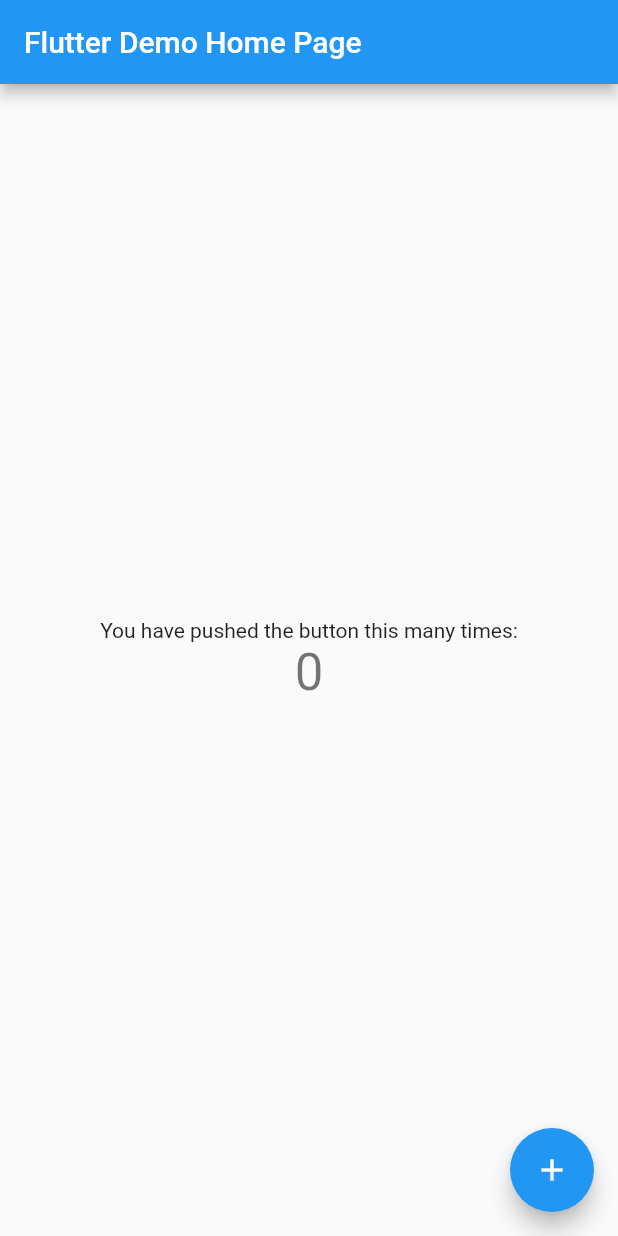
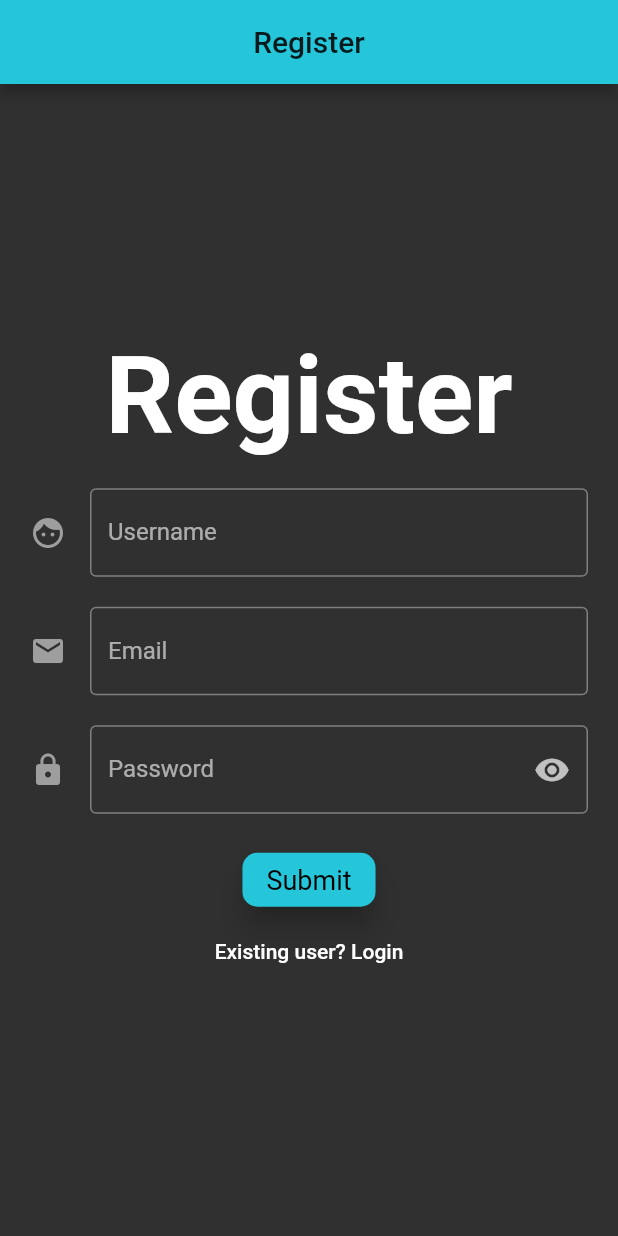
Before and after one commit to sleem2012/Flutter-E-commerce-Redux-stripe-strapi-, a Flutter app: the screen it shows after launch, on a phone screen of 412 x 824 dp. Run offline on Flutter 3.47's test engine with Material 2 defaults, Android fonts, the phone set to English and light mode, and no system bars.

Commit message:
add User Authentication with Register  Login Pages

```diff
--- /dev/null
+++ b/lib/Pages/register_page.dart
@@ -0,0 +1,157 @@
+import 'package:flutter/material.dart';
+
+class RegisterPage extends StatefulWidget {
+  @override
+  _RegisterPageState createState() => _RegisterPageState();
+}
+
+class _RegisterPageState extends State<RegisterPage> {
+  bool _obscureText=true;
+  final _formKey = GlobalKey<FormState>();
+  String _userName, _password, _email;
+
+  Widget _showTitle() {
+    return Text('Register', style: Theme
+        .of(context)
+        .textTheme
+        .headline);
+  }
+
+  Widget _showUserNameInput() {
+    return Padding(
+      padding: EdgeInsets.only(top: 20.0),
+      child: TextFormField(
+        onSaved: (val) => _userName = val,
+        validator: (val) => val.length < 6 ? 'UserName Too Short' : null,
+        decoration: InputDecoration(
+          border: OutlineInputBorder(),
+          labelText: 'Username',
+          hintText: 'Enter username ,min length 6',
+          icon: Icon(
+            Icons.face,
+            color: Colors.grey,
+          ),
+        ),
+      ),
+    );
+  }
+
+  Widget _showEmailInput() {
+    return Padding(
+      padding: EdgeInsets.only(top: 20.0),
+      child: TextFormField(
+        onSaved: (val) => _email = val,
+        validator: (val) => !val.contains('@') ? 'Invalid Email' : null,
+        decoration: InputDecoration(
+          border: OutlineInputBorder(),
+          labelText: 'Email',
+          hintText: 'Enter a valid email ',
+          icon: Icon(
+            Icons.mail,
+            color: Colors.grey,
+          ),
+        ),
+      ),
+    );
+  }
+
+  Widget _showPasswordInput() {
+    return Padding(
+      padding: EdgeInsets.only(top: 20.0),
+      child: TextFormField(
+        onSaved: (val) => _password = val,
+        validator: (val) => val.length < 6 ? 'Password Too Short' : null,
+        obscureText: _obscureText,
+        decoration: InputDecoration(
+          suffixIcon: GestureDetector(
+            child: Icon(
+              _obscureText? Icons.visibility:Icons.visibility_off,
+            ),
+            onTap: () {
+              setState(() => _obscureText = !_obscureText);
+            },
+          ),
+
+          border: OutlineInputBorder(),
+          labelText: 'Password',
+          hintText: 'Enter password',
+          icon: Icon(
+            Icons.lock,
+            color: Colors.grey,
+          ),
+        ),
+      ),
+    );
+  }
+
+  Widget _showFormActions() {
+    return Padding(
+      padding: EdgeInsets.only(top: 20.0),
+      child: Column(
+        children: [
+          RaisedButton(
+            child: Text(
+              'Submit',
+              style: Theme
+                  .of(context)
+                  .textTheme
+                  .body1
+                  .copyWith(color: Colors.black),
+            ),
+            elevation: 8.0,
+            shape: RoundedRectangleBorder(
+              borderRadius: BorderRadius.all(
+                Radius.circular(10.0),
+              ),
+            ),
+            color: Theme
+                .of(context)
+                .primaryColor,
+            onPressed: _submit,
+          ),
+          FlatButton(
+            child: Text('Existing user? Login'),
+            onPressed: () => Navigator.pushReplacementNamed(context, '/login'),
+          ),
+        ],
+      ),
+    );
+  }
+
+  _submit() {
+    final form = _formKey.currentState;
+    if (form.validate()) {
+      form.save();
+      print('Username: $_userName, Email: $_email, Password: $_password');
+    }
+  }
+
+  @override
+  Widget build(BuildContext context) {
+    return Scaffold(
+      appBar: AppBar(
+        title: Text('Register'),
+        centerTitle: true,
+      ),
+      body: Container(
+        padding: EdgeInsets.symmetric(horizontal: 20.0),
+        child: Center(
+          child: SingleChildScrollView(
+            child: Form(
+              key: _formKey,
+              child: Column(
+                children: [
+                  _showTitle(),
+                  _showUserNameInput(),
+                  _showEmailInput(),
+                  _showPasswordInput(),
+                  _showFormActions(),
+                ],
+              ),
+            ),
+          ),
+        ),
+      ),
+    );
+  }
+}
--- a/lib/main.dart
+++ b/lib/main.dart
@@ -1,117 +1,33 @@
 import 'package:flutter/material.dart';
+import 'package:flutter_ecommerce/Pages/register_page.dart';
+
+import 'Pages/login_page.dart';
 
 void main() {
   runApp(MyApp());
 }
 
 class MyApp extends StatelessWidget {
-  // This widget is the root of your application.
   @override
   Widget build(BuildContext context) {
     return MaterialApp(
-      title: 'Flutter Demo',
+      debugShowCheckedModeBanner: false,
+      title: 'Flutter E-commerce',
+      routes: {
+        '/login':(BuildContext context)=>LoginPage(),
+        '/register':(BuildContext context)=>RegisterPage(),
+
+      },
       theme: ThemeData(
-        // This is the theme of your application.
-        //
-        // Try running your application with "flutter run". You'll see the
-        // application has a blue toolbar. Then, without quitting the app, try
-        // changing the primarySwatch below to Colors.green and then invoke
-        // "hot reload" (press "r" in the console where you ran "flutter run",
-        // or simply save your changes to "hot reload" in a Flutter IDE).
-        // Notice that the counter didn't reset back to zero; the application
-        // is not restarted.
-        primarySwatch: Colors.blue,
-        // This makes the visual density adapt to the platform that you run
-        // the app on. For desktop platforms, the controls will be smaller and
-        // closer together (more dense) than on mobile platforms.
-        visualDensity: VisualDensity.adaptivePlatformDensity,
-      ),
-      home: MyHomePage(title: 'Flutter Demo Home Page'),
+          brightness: Brightness.dark,
+          textTheme: TextTheme(
+            headline: TextStyle(fontSize: 72.0, fontWeight: FontWeight.bold),
+            title: TextStyle(fontSize: 36.0, fontStyle: FontStyle.italic),
+            body1: TextStyle(fontSize: 18),
+          ),
+          primaryColor: Colors.cyan[400],
+          accentColor: Colors.deepOrange[200]),
+      home: RegisterPage(),
     );
   }
 }
-
-class MyHomePage extends StatefulWidget {
-  MyHomePage({Key key, this.title}) : super(key: key);
-
-  // This widget is the home page of your application. It is stateful, meaning
-  // that it has a State object (defined below) that contains fields that affect
-  // how it looks.
-
-  // This class is the configuration for the state. It holds the values (in this
-  // case the title) provided by the parent (in this case the App widget) and
-  // used by the build method of the State. Fields in a Widget subclass are
-  // always marked "final".
-
-  final String title;
-
-  @override
-  _MyHomePageState createState() => _MyHomePageState();
-}
-
-class _MyHomePageState extends State<MyHomePage> {
-  int _counter = 0;
-
-  void _incrementCounter() {
-    setState(() {
-      // This call to setState tells the Flutter framework that something has
-      // changed in this State, which causes it to rerun the build method below
-      // so that the display can reflect the updated values. If we changed
-      // _counter without calling setState(), then the build method would not be
-      // called again, and so nothing would appear to happen.
-      _counter++;
-    });
-  }
-
-  @override
-  Widget build(BuildContext context) {
-    // This method is rerun every time setState is called, for instance as done
-    // by the _incrementCounter method above.
-    //
-    // The Flutter framework has been optimized to make rerunning build methods
-    // fast, so that you can just rebuild anything that needs updating rather
-    // than having to individually change instances of widgets.
-    return Scaffold(
-      appBar: AppBar(
-        // Here we take the value from the MyHomePage object that was created by
-        // the App.build method, and use it to set our appbar title.
-        title: Text(widget.title),
-      ),
-      body: Center(
-        // Center is a layout widget. It takes a single child and positions it
-        // in the middle of the parent.
-        child: Column(
-          // Column is also a layout widget. It takes a list of children and
-          // arranges them vertically. By default, it sizes itself to fit its
-          // children horizontally, and tries to be as tall as its parent.
-          //
-          // Invoke "debug painting" (press "p" in the console, choose the
-          // "Toggle Debug Paint" action from the Flutter Inspector in Android
-          // Studio, or the "Toggle Debug Paint" command in Visual Studio Code)
-          // to see the wireframe for each widget.
-          //
-          // Column has various properties to control how it sizes itself and
-          // how it positions its children. Here we use mainAxisAlignment to
-          // center the children vertically; the main axis here is the vertical
-          // axis because Columns are vertical (the cross axis would be
-          // horizontal).
-          mainAxisAlignment: MainAxisAlignment.center,
-          children: <Widget>[
-            Text(
-              'You have pushed the button this many times:',
-            ),
-            Text(
-              '$_counter',
-              style: Theme.of(context).textTheme.headline4,
-            ),
-          ],
-        ),
-      ),
-      floatingActionButton: FloatingActionButton(
-        onPressed: _incrementCounter,
-        tooltip: 'Increment',
-        child: Icon(Icons.add),
-      ), // This trailing comma makes auto-formatting nicer for build methods.
-    );
-  }
-}
```
Also changed, not shown: lib/Pages/login_page.dart (added, +131 -0 lines).
